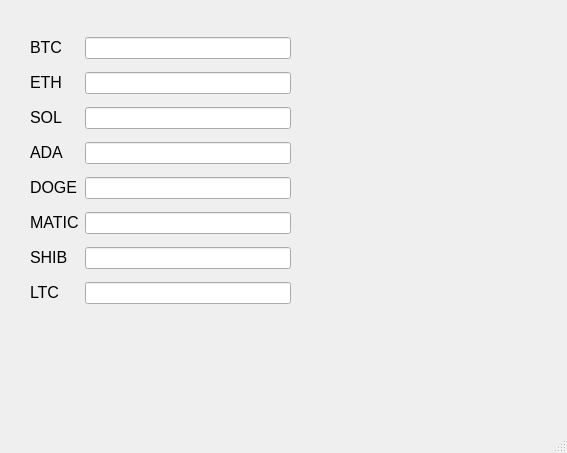
Before: the Qt Designer form client/client/mainwindow.ui in senoron/Lab_11_OS, drawn with Qt 5.
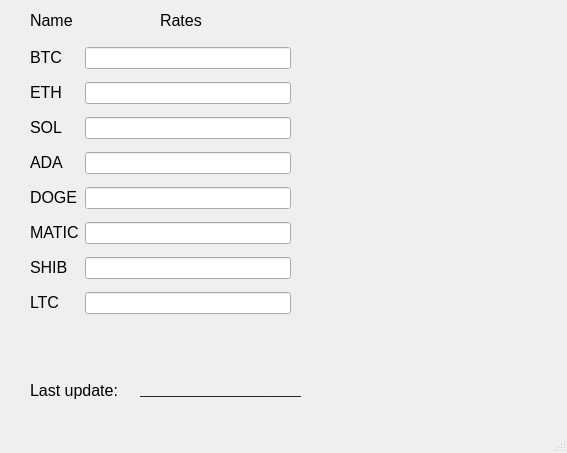
After: the same form once the commit is applied.

Patch:
```diff
--- a/client/client/mainwindow.ui
+++ b/client/client/mainwindow.ui
@@ -14,45 +14,94 @@
    <string>MainWindow</string>
   </property>
   <widget class="QWidget" name="centralwidget">
+   <widget class="QLabel" name="label">
+    <property name="geometry">
+     <rect>
+      <x>30</x>
+      <y>10</y>
+      <width>51</width>
+      <height>21</height>
+     </rect>
+    </property>
+    <property name="text">
+     <string>&lt;html&gt;&lt;head/&gt;&lt;body&gt;&lt;p&gt;&lt;span style=&quot; font-size:12pt;&quot;&gt;Name&lt;/span&gt;&lt;/p&gt;&lt;/body&gt;&lt;/html&gt;</string>
+    </property>
+   </widget>
+   <widget class="QLabel" name="label_2">
+    <property name="geometry">
+     <rect>
+      <x>160</x>
+      <y>10</y>
+      <width>91</width>
+      <height>21</height>
+     </rect>
+    </property>
+    <property name="text">
+     <string>&lt;html&gt;&lt;head/&gt;&lt;body&gt;&lt;p&gt;&lt;span style=&quot; font-size:12pt;&quot;&gt;Rates&lt;/span&gt;&lt;/p&gt;&lt;/body&gt;&lt;/html&gt;</string>
+    </property>
+   </widget>
+   <widget class="QLabel" name="label_3">
+    <property name="geometry">
+     <rect>
+      <x>30</x>
+      <y>380</y>
+      <width>101</width>
+      <height>21</height>
+     </rect>
+    </property>
+    <property name="text">
+     <string>&lt;html&gt;&lt;head/&gt;&lt;body&gt;&lt;p&gt;&lt;span style=&quot; font-size:12pt;&quot;&gt;Last update:&lt;/span&gt;&lt;/p&gt;&lt;/body&gt;&lt;/html&gt;</string>
+    </property>
+   </widget>
+   <widget class="QLabel" name="label_update">
+    <property name="geometry">
+     <rect>
+      <x>140</x>
+      <y>380</y>
+      <width>161</width>
+      <height>21</height>
+     </rect>
+    </property>
+    <property name="text">
+     <string>&lt;html&gt;&lt;head/&gt;&lt;body&gt;&lt;p&gt;_________________________&lt;/p&gt;&lt;/body&gt;&lt;/html&gt;</string>
+    </property>
+   </widget>
    <widget class="QWidget" name="">
     <property name="geometry">
      <rect>
       <x>30</x>
-      <y>30</y>
+      <y>40</y>
       <width>261</width>
       <height>281</height>
      </rect>
     </property>
     <layout class="QGridLayout" name="gridLayout">
-     <item row="0" column="0">
-      <widget class="QLabel" name="label">
-       <property name="text">
-        <string>&lt;html&gt;&lt;head/&gt;&lt;body&gt;&lt;p&gt;&lt;span style=&quot; font-size:12pt;&quot;&gt;BTC&lt;/span&gt;&lt;/p&gt;&lt;/body&gt;&lt;/html&gt;</string>
-       </property>
-      </widget>
-     </item>
-     <item row="0" column="1">
-      <widget class="QLineEdit" name="lineEdit_btc"/>
-     </item>
-     <item row="1" column="0">
-      <widget class="QLabel" name="label_2">
-       <property name="text">
-        <string>&lt;html&gt;&lt;head/&gt;&lt;body&gt;&lt;p&gt;&lt;span style=&quot; font-size:12pt;&quot;&gt;ETH&lt;/span&gt;&lt;/p&gt;&lt;/body&gt;&lt;/html&gt;</string>
-       </property>
-      </widget>
+     <item row="7" column="1">
+      <widget class="QLineEdit" name="lineEdit_ltc"/>
      </item>
      <item row="1" column="1">
       <widget class="QLineEdit" name="lineEdit_eth"/>
      </item>
-     <item row="2" column="0">
-      <widget class="QLabel" name="label_3">
+     <item row="5" column="0">
+      <widget class="QLabel" name="label_matic">
        <property name="text">
-        <string>&lt;html&gt;&lt;head/&gt;&lt;body&gt;&lt;p&gt;&lt;span style=&quot; font-size:12pt;&quot;&gt;SOL&lt;/span&gt;&lt;/p&gt;&lt;/body&gt;&lt;/html&gt;</string>
+        <string>&lt;html&gt;&lt;head/&gt;&lt;body&gt;&lt;p&gt;&lt;span style=&quot; font-size:12pt;&quot;&gt;MATIC&lt;/span&gt;&lt;/p&gt;&lt;/body&gt;&lt;/html&gt;</string>
        </property>
       </widget>
      </item>
-     <item row="2" column="1">
-      <widget class="QLineEdit" name="lineEdit_sol"/>
+     <item row="7" column="0">
+      <widget class="QLabel" name="label_ltc">
+       <property name="text">
+        <string>&lt;html&gt;&lt;head/&gt;&lt;body&gt;&lt;p&gt;&lt;span style=&quot; font-size:12pt;&quot;&gt;LTC&lt;/span&gt;&lt;/p&gt;&lt;/body&gt;&lt;/html&gt;</string>
+       </property>
+      </widget>
+     </item>
+     <item row="1" column="0">
+      <widget class="QLabel" name="label_eth">
+       <property name="text">
+        <string>&lt;html&gt;&lt;head/&gt;&lt;body&gt;&lt;p&gt;&lt;span style=&quot; font-size:12pt;&quot;&gt;ETH&lt;/span&gt;&lt;/p&gt;&lt;/body&gt;&lt;/html&gt;</string>
+       </property>
+      </widget>
      </item>
      <item row="3" column="0">
       <widget class="QLabel" name="label_4">
@@ -61,48 +110,51 @@
        </property>
       </widget>
      </item>
+     <item row="6" column="0">
+      <widget class="QLabel" name="label_shib">
+       <property name="text">
+        <string>&lt;html&gt;&lt;head/&gt;&lt;body&gt;&lt;p&gt;&lt;span style=&quot; font-size:12pt;&quot;&gt;SHIB&lt;/span&gt;&lt;/p&gt;&lt;/body&gt;&lt;/html&gt;</string>
+       </property>
+      </widget>
+     </item>
      <item row="3" column="1">
       <widget class="QLineEdit" name="lineEdit_ada"/>
      </item>
-     <item row="4" column="0">
-      <widget class="QLabel" name="label_5">
-       <property name="text">
-        <string>&lt;html&gt;&lt;head/&gt;&lt;body&gt;&lt;p&gt;&lt;span style=&quot; font-size:12pt;&quot;&gt;DOGE&lt;/span&gt;&lt;/p&gt;&lt;/body&gt;&lt;/html&gt;</string>
-       </property>
-      </widget>
-     </item>
      <item row="4" column="1">
       <widget class="QLineEdit" name="lineEdit_doge"/>
      </item>
-     <item row="5" column="0">
-      <widget class="QLabel" name="label_6">
-       <property name="text">
-        <string>&lt;html&gt;&lt;head/&gt;&lt;body&gt;&lt;p&gt;&lt;span style=&quot; font-size:12pt;&quot;&gt;MATIC&lt;/span&gt;&lt;/p&gt;&lt;/body&gt;&lt;/html&gt;</string>
-       </property>
-      </widget>
+     <item row="0" column="1">
+      <widget class="QLineEdit" name="lineEdit_btc"/>
      </item>
-     <item row="5" column="1">
-      <widget class="QLineEdit" name="lineEdit_matic"/>
-     </item>
-     <item row="6" column="0">
-      <widget class="QLabel" name="label_7">
+     <item row="2" column="0">
+      <widget class="QLabel" name="label_sol">
        <property name="text">
-        <string>&lt;html&gt;&lt;head/&gt;&lt;body&gt;&lt;p&gt;&lt;span style=&quot; font-size:12pt;&quot;&gt;SHIB&lt;/span&gt;&lt;/p&gt;&lt;/body&gt;&lt;/html&gt;</string>
+        <string>&lt;html&gt;&lt;head/&gt;&lt;body&gt;&lt;p&gt;&lt;span style=&quot; font-size:12pt;&quot;&gt;SOL&lt;/span&gt;&lt;/p&gt;&lt;/body&gt;&lt;/html&gt;</string>
        </property>
       </widget>
      </item>
      <item row="6" column="1">
       <widget class="QLineEdit" name="lineEdit_shib"/>
      </item>
-     <item row="7" column="0">
-      <widget class="QLabel" name="label_8">
+     <item row="2" column="1">
+      <widget class="QLineEdit" name="lineEdit_sol"/>
+     </item>
+     <item row="5" column="1">
+      <widget class="QLineEdit" name="lineEdit_matic"/>
+     </item>
+     <item row="4" column="0">
+      <widget class="QLabel" name="label_doge">
        <property name="text">
-        <string>&lt;html&gt;&lt;head/&gt;&lt;body&gt;&lt;p&gt;&lt;span style=&quot; font-size:12pt;&quot;&gt;LTC&lt;/span&gt;&lt;/p&gt;&lt;/body&gt;&lt;/html&gt;</string>
+        <string>&lt;html&gt;&lt;head/&gt;&lt;body&gt;&lt;p&gt;&lt;span style=&quot; font-size:12pt;&quot;&gt;DOGE&lt;/span&gt;&lt;/p&gt;&lt;/body&gt;&lt;/html&gt;</string>
        </property>
       </widget>
      </item>
-     <item row="7" column="1">
-      <widget class="QLineEdit" name="lineEdit_ltc"/>
+     <item row="0" column="0">
+      <widget class="QLabel" name="label_btc">
+       <property name="text">
+        <string>&lt;html&gt;&lt;head/&gt;&lt;body&gt;&lt;p&gt;&lt;span style=&quot; font-size:12pt;&quot;&gt;BTC&lt;/span&gt;&lt;/p&gt;&lt;/body&gt;&lt;/html&gt;</string>
+       </property>
+      </widget>
      </item>
     </layout>
    </widget>
```
Left out of the diff: 2 changed lines with no effect on the pictures.
